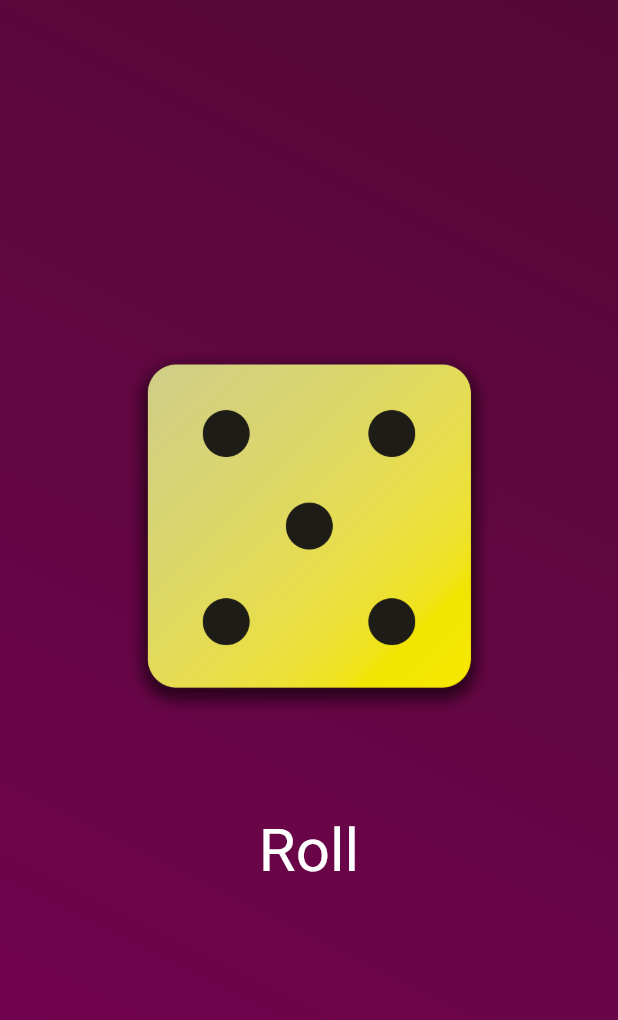
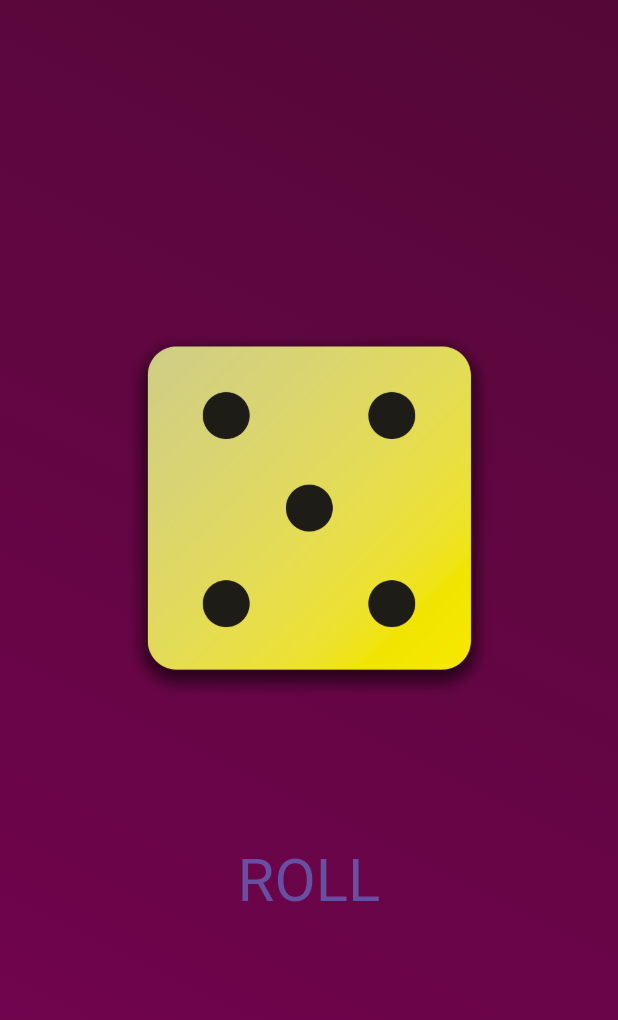
Before and after one commit to Danish-Ahmed24/Dice_Roll, a Flutter app: the screen it shows after launch, on a phone screen of 412 x 824 dp. Shown: the top 1020 px of the screen. Run offline on Flutter 3.47's test engine with Material 3 defaults, Android fonts, the phone set to English and light mode, and no system bars.

Commit message:
Gape between dice and button 150

```diff
--- a/lib/dice_roller.dart
+++ b/lib/dice_roller.dart
@@ -29,14 +29,13 @@ class _DiceRollerState extends State<DiceRoller> {
           'assets/images/dice-$currentDiceRoll.png',
           width: 250,
         ),
-        SizedBox(height: 60),
         TextButton(
           onPressed: rollDice,
           style: TextButton.styleFrom(
-            foregroundColor: Colors.white,
+            padding: EdgeInsets.only(top: 100),
             textStyle: TextStyle(fontSize: 40),
           ),
-          child: Text("Roll"),
+          child: Text("ROLL"),
         ),
       ],
     );
```
